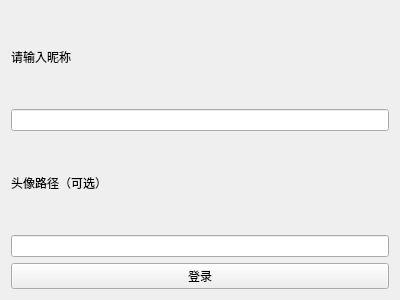
Qt form src/client_qt/LoginWindow.ui (SYloveCNY/PP) before a commit.
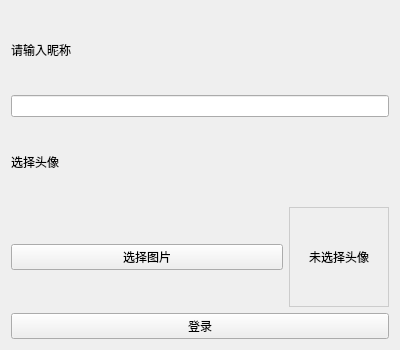
The same form after that commit.

```diff
--- a/src/client_qt/LoginWindow.ui
+++ b/src/client_qt/LoginWindow.ui
@@ -7,7 +7,7 @@
     <x>0</x>
     <y>0</y>
     <width>400</width>
-    <height>300</height>
+    <height>350</height> <!-- 加高窗口容纳头像区域 -->
    </rect>
   </property>
   <property name="windowTitle">
@@ -27,13 +27,48 @@
    <item>
     <widget class="QLabel" name="label_2">
      <property name="text">
-      <string>头像路径（可选）</string>
+      <string>选择头像</string>
      </property>
     </widget>
    </item>
    <item>
-    <widget class="QLineEdit" name="lineEdit_avatar"/>
+    <layout class="QHBoxLayout" name="avatarLayout">
+     <item>
+      <widget class="QPushButton" name="pushButton_select_avatar">
+       <property name="text">
+        <string>选择图片</string>
+       </property>
+      </widget>
+     </item>
+     <item>
+      <widget class="QLabel" name="label_avatar_preview">
+       <property name="minimumSize">
+        <size>
+         <width>100</width>
+         <height>100</height>
+        </size>
+       </property>
+       <property name="maximumSize">
+        <size>
+         <width>100</width>
+         <height>100</height>
+        </size>
+       </property>
+       <property name="styleSheet">
+        <string>border: 1px solid #cccccc;</string>
+       </property>
+       <property name="alignment">
+        <set>Qt::AlignCenter</set>
+       </property>
+       <property name="text">
+        <string>未选择头像</string>
+       </property>
+      </widget>
+     </item>
+    </layout>
    </item>
+   
+   <!-- 登录按钮（原有） -->
    <item>
     <widget class="QPushButton" name="pushButton_login">
      <property name="text">
```
Left out of the diff: 5 changed lines with no effect on the pictures.
